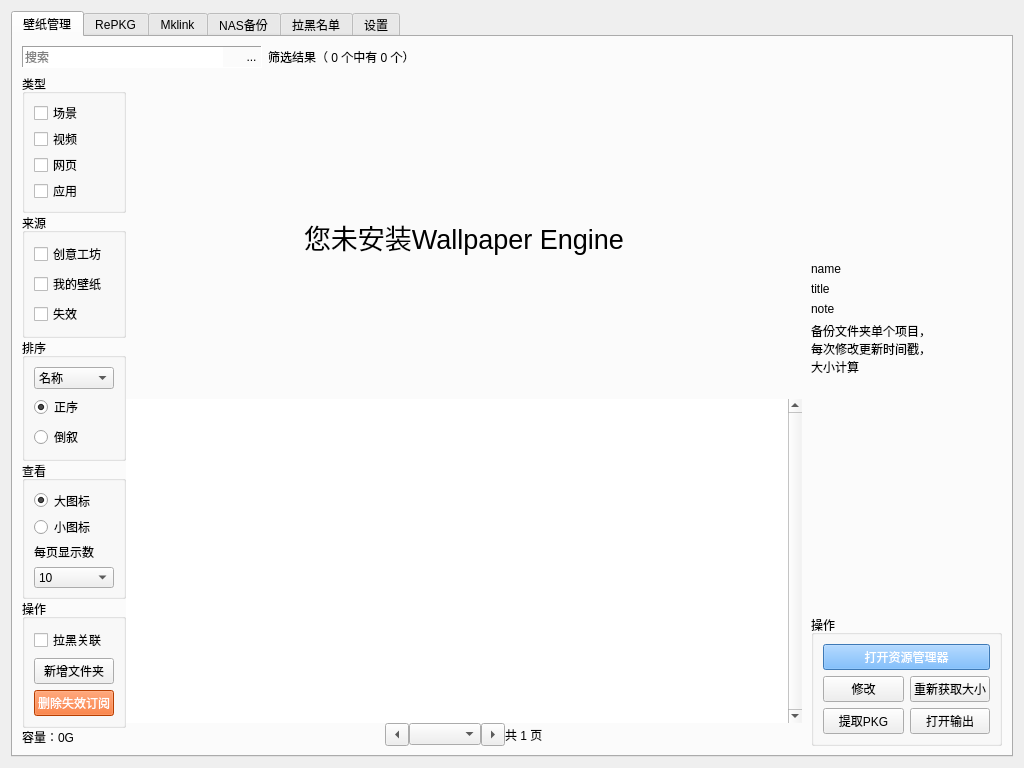
Old version of the form widgets/main.ui in the repository w703001848/Wallpaper_Engine_Tools.
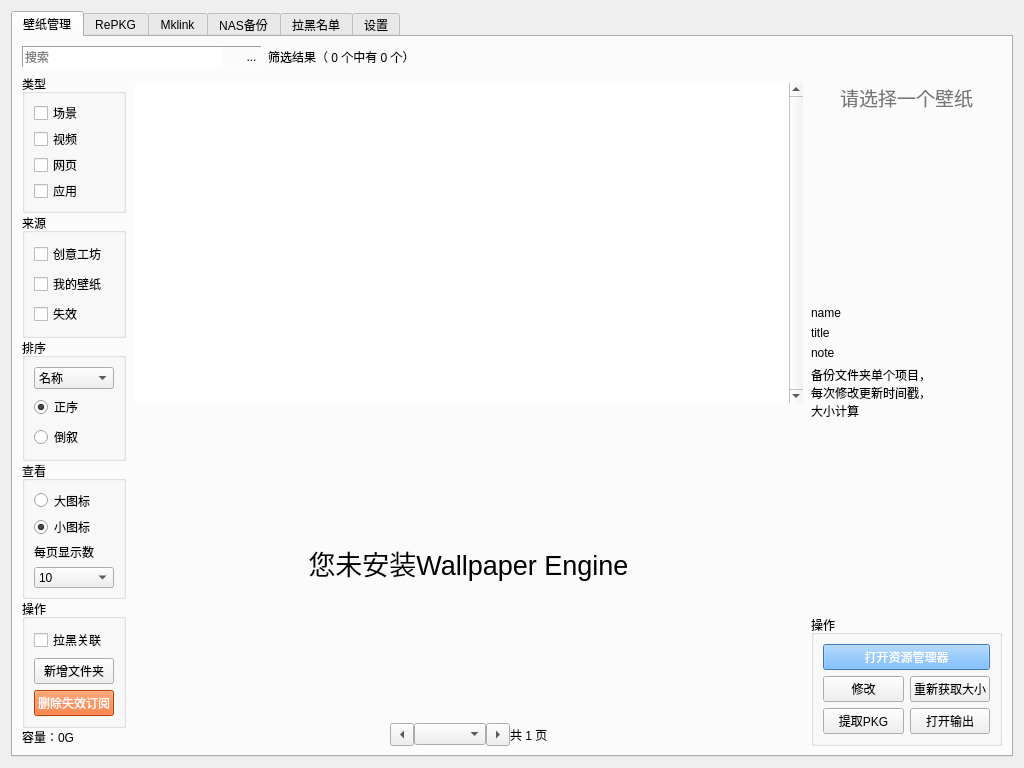
New version of the form. Icons and pictures are not drawn.

Commit message: modify 壁纸加载完善

Patch:
```diff
--- a/widgets/main.ui
+++ b/widgets/main.ui
@@ -149,6 +149,9 @@
          </property>
          <item>
           <layout class="QVBoxLayout" name="verticalLayout_8">
+           <property name="rightMargin">
+            <number>9</number>
+           </property>
            <item>
             <widget class="QGroupBox" name="groupBox_2">
              <property name="title">
@@ -389,9 +392,6 @@
                 <property name="text">
                  <string>大图标</string>
                 </property>
-                <property name="checked">
-                 <bool>true</bool>
-                </property>
                 <attribute name="buttonGroup">
                  <string notr="true">buttonGroup_img</string>
                 </attribute>
@@ -402,6 +402,9 @@
                 <property name="text">
                  <string>小图标</string>
                 </property>
+                <property name="checked">
+                 <bool>true</bool>
+                </property>
                 <attribute name="buttonGroup">
                  <string notr="true">buttonGroup_img</string>
                 </attribute>
@@ -514,6 +517,40 @@
            <property name="spacing">
             <number>0</number>
            </property>
+           <property name="topMargin">
+            <number>9</number>
+           </property>
+           <item>
+            <widget class="QTableWidget" name="tableWidget_main">
+             <property name="sizePolicy">
+              <sizepolicy hsizetype="Expanding" vsizetype="Expanding">
+               <horstretch>0</horstretch>
+               <verstretch>0</verstretch>
+              </sizepolicy>
+             </property>
+             <property name="minimumSize">
+              <size>
+               <width>668</width>
+               <height>0</height>
+              </size>
+             </property>
+             <property name="frameShape">
+              <enum>QFrame::Shape::NoFrame</enum>
+             </property>
+             <property name="verticalScrollBarPolicy">
+              <enum>Qt::ScrollBarPolicy::ScrollBarAlwaysOn</enum>
+             </property>
+             <property name="gridStyle">
+              <enum>Qt::PenStyle::SolidLine</enum>
+             </property>
+             <attribute name="horizontalHeaderVisible">
+              <bool>false</bool>
+             </attribute>
+             <attribute name="verticalHeaderVisible">
+              <bool>false</bool>
+             </attribute>
+            </widget>
+           </item>
            <item>
             <widget class="QLabel" name="label_error">
              <property name="sizePolicy">
@@ -539,25 +576,6 @@
              </property>
             </widget>
            </item>
-           <item>
-            <widget class="QTableWidget" name="tableWidget_main">
-             <property name="frameShape">
-              <enum>QFrame::Shape::NoFrame</enum>
-             </property>
-             <property name="verticalScrollBarPolicy">
-              <enum>Qt::ScrollBarPolicy::ScrollBarAlwaysOn</enum>
-             </property>
-             <property name="gridStyle">
-              <enum>Qt::PenStyle::SolidLine</enum>
-             </property>
-             <attribute name="horizontalHeaderVisible">
-              <bool>false</bool>
-             </attribute>
-             <attribute name="verticalHeaderVisible">
-              <bool>false</bool>
-             </attribute>
-            </widget>
-           </item>
            <item>
             <layout class="QHBoxLayout" name="horizontalLayout_page">
              <item>
@@ -658,7 +676,7 @@
            </property>
            <layout class="QVBoxLayout" name="verticalLayout_12">
             <property name="topMargin">
-             <number>0</number>
+             <number>9</number>
             </property>
             <property name="rightMargin">
              <number>0</number>
@@ -666,6 +684,27 @@
             <property name="bottomMargin">
              <number>0</number>
             </property>
+            <item>
+             <widget class="QLabel" name="label_error_project">
+              <property name="font">
+               <font>
+                <pointsize>14</pointsize>
+               </font>
+              </property>
+              <property name="styleSheet">
+               <string notr="true">color: rgb(119, 119, 119);</string>
+              </property>
+              <property name="text">
+               <string>请选择一个壁纸</string>
+              </property>
+              <property name="scaledContents">
+               <bool>false</bool>
+              </property>
+              <property name="alignment">
+               <set>Qt::AlignmentFlag::AlignCenter</set>
+              </property>
+             </widget>
+            </item>
             <item>
              <widget class="QLabel" name="label_img">
               <property name="minimumSize">
```
Left out of the diff: 10 changed lines with no effect on the pictures. The commit also changes 4 other files.
